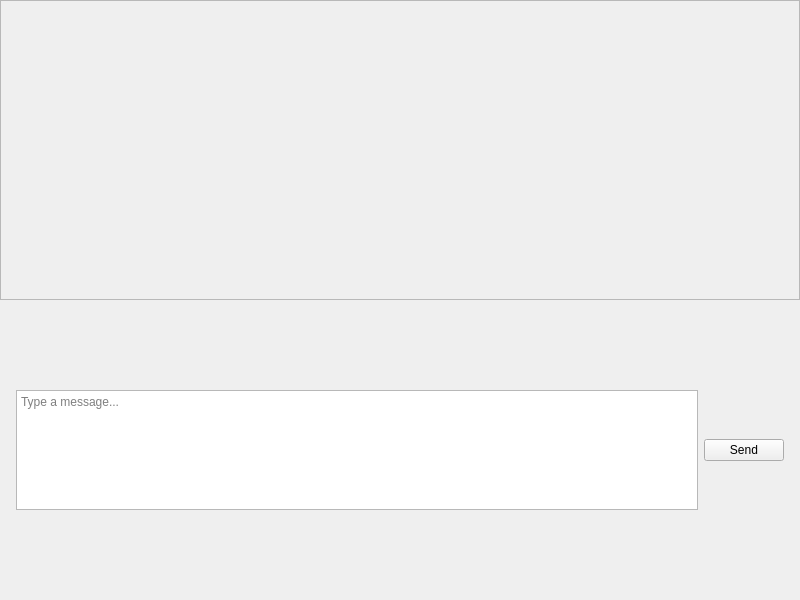
TeamEZintern/BookWorm-Engineer, file bookworm/gui/views/panel/chat_panel.ui: the form before one commit.
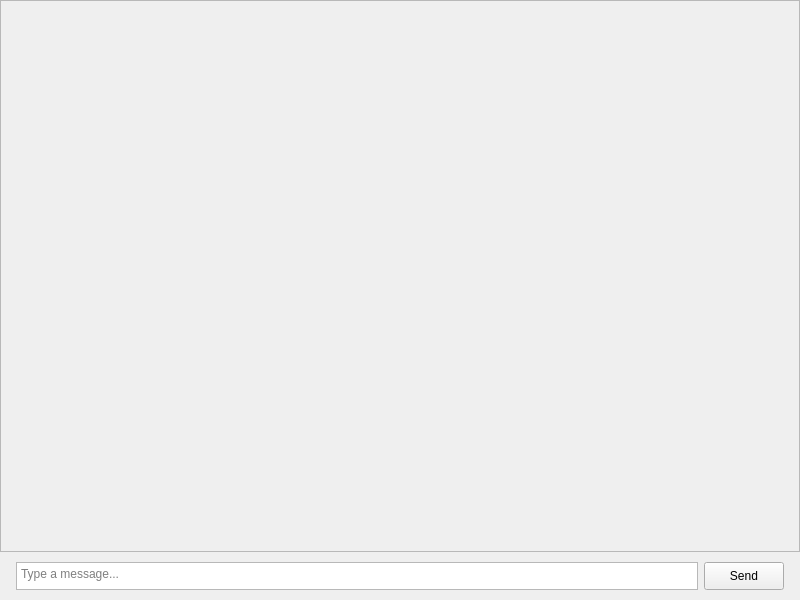
The form after the commit.

Commit message: Fix: thread items now show text correctly in their boxes. Text input is fine, even though the button's vertical height does not match the multiline input field.

What changed in the file:
```diff
--- a/bookworm/gui/views/panel/chat_panel.ui
+++ b/bookworm/gui/views/panel/chat_panel.ui
@@ -43,7 +43,7 @@
         <x>0</x>
         <y>0</y>
         <width>798</width>
-        <height>500</height>
+        <height>550</height>
        </rect>
       </property>
       <layout class="QVBoxLayout" name="messageLayout">
@@ -68,6 +68,12 @@
    </item>
    <item>
     <widget class="QFrame" name="inputFrame">
+     <property name="sizePolicy">
+      <sizepolicy hsizetype="Preferred" vsizetype="Maximum">
+       <horstretch>0</horstretch>
+       <verstretch>0</verstretch>
+      </sizepolicy>
+     </property>
      <property name="frameShape">
       <enum>QFrame::NoFrame</enum>
      </property>
@@ -86,17 +92,14 @@
       </property>
       <item>
        <widget class="QTextEdit" name="messageInput">
-        <property name="minimumSize">
-         <size>
-          <width>0</width>
-          <height>28</height>
-         </size>
+        <property name="sizePolicy">
+         <sizepolicy hsizetype="Expanding" vsizetype="Ignored">
+          <horstretch>0</horstretch>
+          <verstretch>0</verstretch>
+         </sizepolicy>
         </property>
-        <property name="maximumSize">
-         <size>
-          <width>16777215</width>
-          <height>120</height>
-         </size>
+        <property name="verticalScrollBarPolicy">
+         <enum>Qt::ScrollBarAlwaysOff</enum>
         </property>
         <property name="placeholderText">
          <string>Type a message...</string>
@@ -105,10 +108,16 @@
       </item>
       <item>
        <widget class="QPushButton" name="sendButton">
+        <property name="sizePolicy">
+         <sizepolicy hsizetype="Minimum" vsizetype="Ignored">
+          <horstretch>0</horstretch>
+          <verstretch>0</verstretch>
+         </sizepolicy>
+        </property>
         <property name="minimumSize">
          <size>
           <width>80</width>
-          <height>0</height>
+          <height>28</height>
          </size>
         </property>
         <property name="text">
```
Left out of the diff: 12 changed lines with no effect on the pictures. The commit also changes 11 other files.
